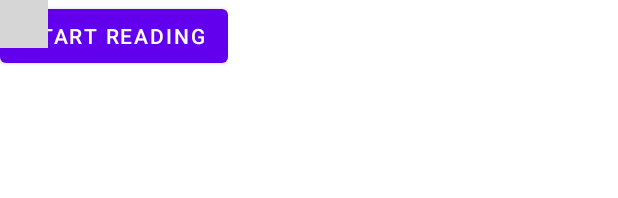
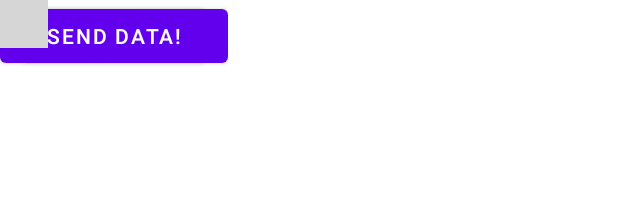
Before and after one commit to nunopenim/App4SHM_Mobile, an Android app: the layout content_main.xml on its own in the app's theme, with its tools: preview values and no code run, on a phone screen of 412 x 824 dp. Shown: the top 198 px of the screen. Run offline under Robolectric (Android 15) with nearby library versions, the phone set to English and light mode, and no system bars; plain views replace GraphView; grey boxes are pictures that could not be loaded.

Commit message:
content_main: added a new button that sends Data (no function yet)

```diff
--- a/app/src/main/res/layout/content_main.xml
+++ b/app/src/main/res/layout/content_main.xml
@@ -17,6 +17,18 @@
         app:layout_constraintTop_toTopOf="parent"
         app:layout_constraintVertical_bias="0.84000003" />
 
+    <Button
+        android:id="@+id/sendData"
+        android:layout_width="wrap_content"
+        android:layout_height="wrap_content"
+        android:text="Send Data!"
+        app:layout_constraintBottom_toBottomOf="parent"
+        app:layout_constraintEnd_toEndOf="parent"
+        app:layout_constraintHorizontal_bias="0.5"
+        app:layout_constraintStart_toStartOf="parent"
+        app:layout_constraintTop_toTopOf="parent"
+        app:layout_constraintVertical_bias="0.93" />
+
     <com.jjoe64.graphview.GraphView
         android:id="@+id/graph"
         android:layout_width="match_parent"
```
